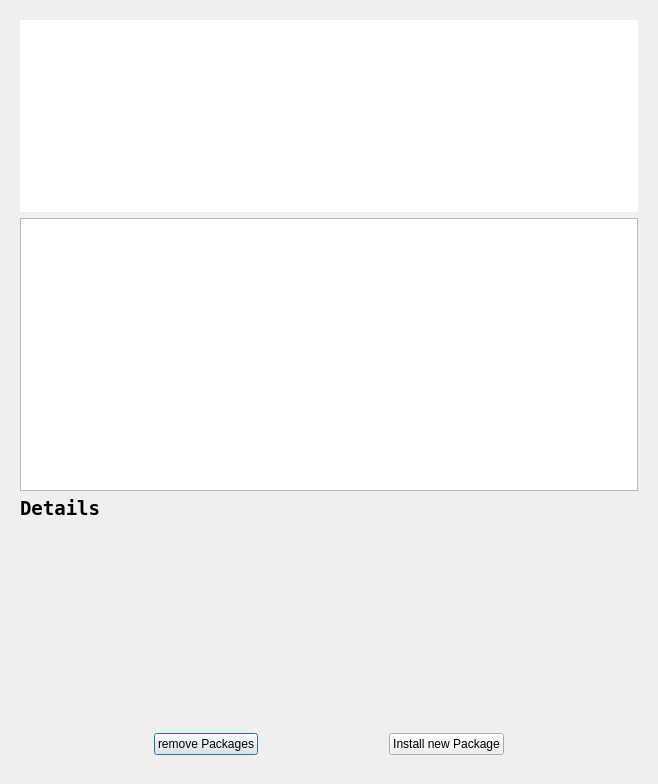
First picture: the form in src/ui/package_manager.ui, repository Mudlet/Mudlet, before the edit.
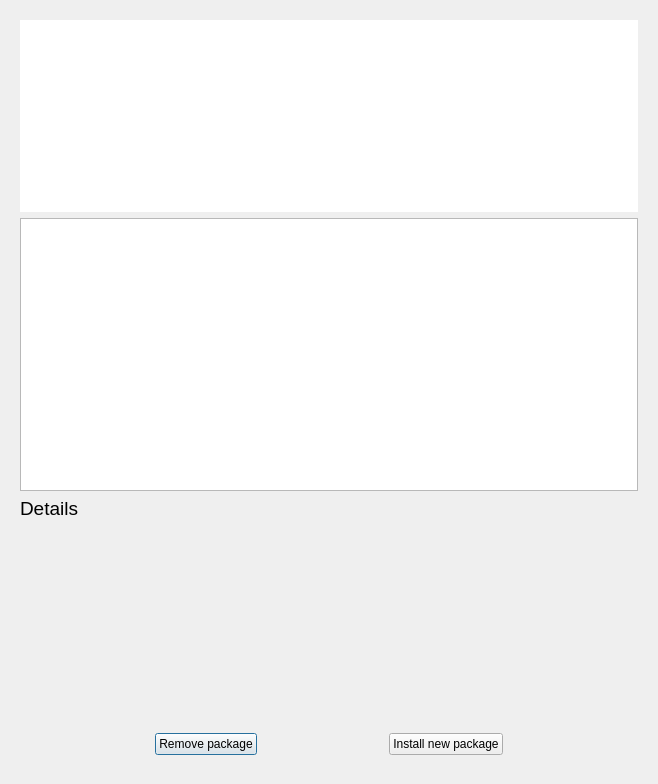
Second picture: the form after the edit.

Diff of the .ui file:
```diff
--- a/src/ui/package_manager.ui
+++ b/src/ui/package_manager.ui
@@ -115,10 +115,7 @@
         </property>
         <property name="font">
          <font>
-          <family>DejaVu Sans Mono</family>
           <pointsize>14</pointsize>
-          <weight>75</weight>
-          <bold>true</bold>
          </font>
         </property>
         <property name="text">
@@ -196,7 +193,7 @@
             <enum>Qt::TabFocus</enum>
            </property>
            <property name="text">
-            <string>remove Packages</string>
+            <string>Remove package</string>
            </property>
           </widget>
          </item>
@@ -212,7 +209,7 @@
             <enum>Qt::TabFocus</enum>
            </property>
            <property name="text">
-            <string>Install new Package</string>
+            <string>Install new package</string>
            </property>
            <property name="default">
             <bool>false</bool>
```
